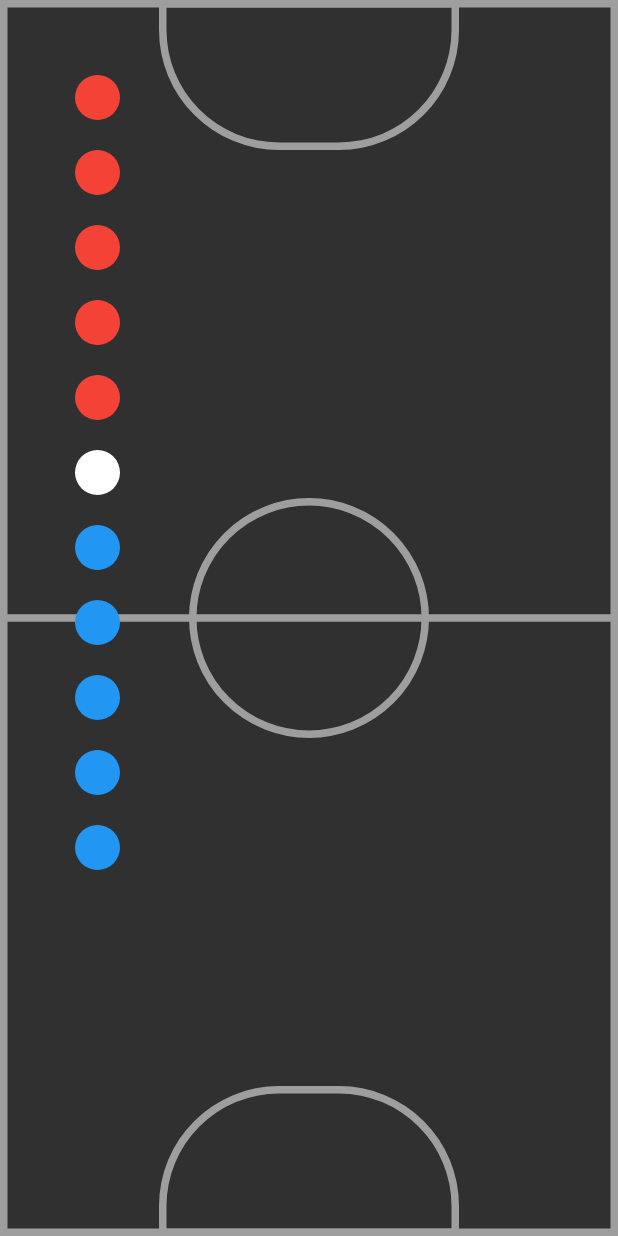
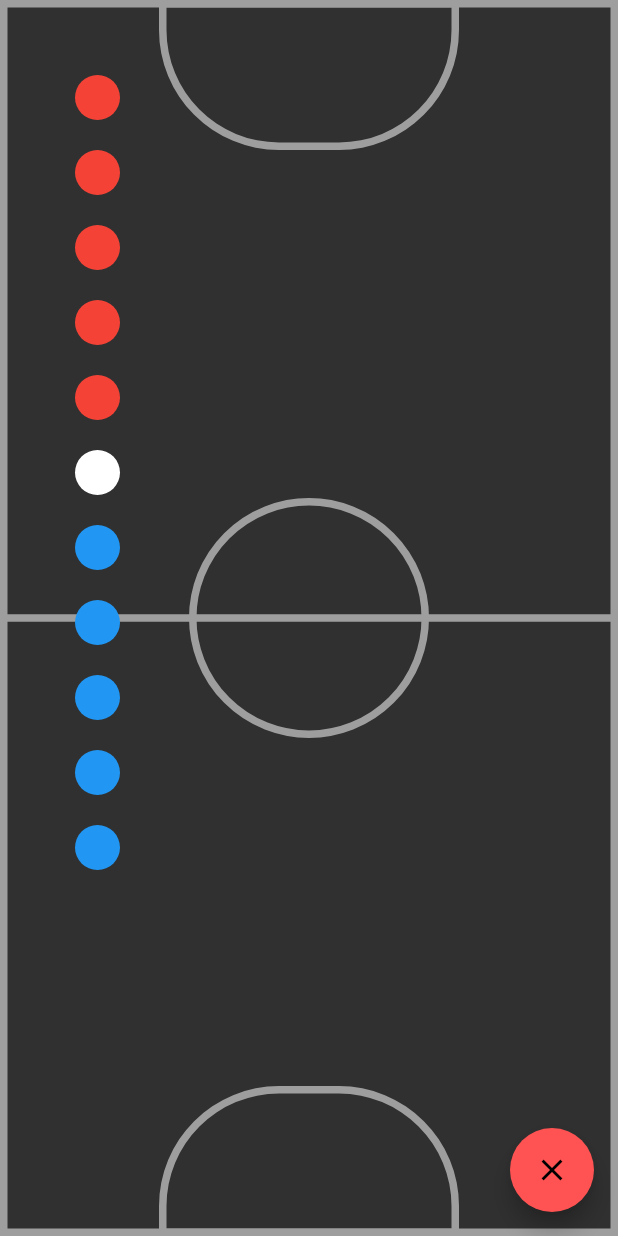
Before and after one commit to naokiwakata/futsal_analyse, a Flutter app: the StrategyBoardPage screen opened directly, on a phone screen of 412 x 824 dp. Run offline on Flutter 3.47's test engine with Material 2 defaults, Android fonts, the phone set to English and light mode, and no system bars; our stand-ins replace charts_flutter, cloud_firestore, email_validator, firebase_auth, firebase_core, flutter_slidable and 2 more; accounts and stored records are empty.

Commit message:
ポイントをクリア

```diff
--- a/lib/presentation/strategy_board/strategy_board_page.dart
+++ b/lib/presentation/strategy_board/strategy_board_page.dart
@@ -10,6 +10,13 @@ class StrategyBoardPage extends StatelessWidget {
       create: (_) => StrategyBoardModel(),
       child: Consumer<StrategyBoardModel>(builder: (context, model, child) {
         return Scaffold(
+          floatingActionButton: FloatingActionButton(
+            onPressed: () {
+              model.clearPoint();
+            },
+            child: const Icon(Icons.clear),
+            backgroundColor: Colors.redAccent,
+          ),
           body: Stack(
             children: [
               Column(
--- a/pubspec.yaml
+++ b/pubspec.yaml
@@ -2,7 +2,7 @@ name: test_build
 description: A new Flutter project.
 
 publish_to:
-version: 1.0.0+2
+version: 2.0.0+2
 
 environment:
   sdk: ">=2.7.0 <3.0.0"
```
Also changed, not shown: lib/presentation/strategy_board/strategy_board_model.dart (+18 -3 lines).
